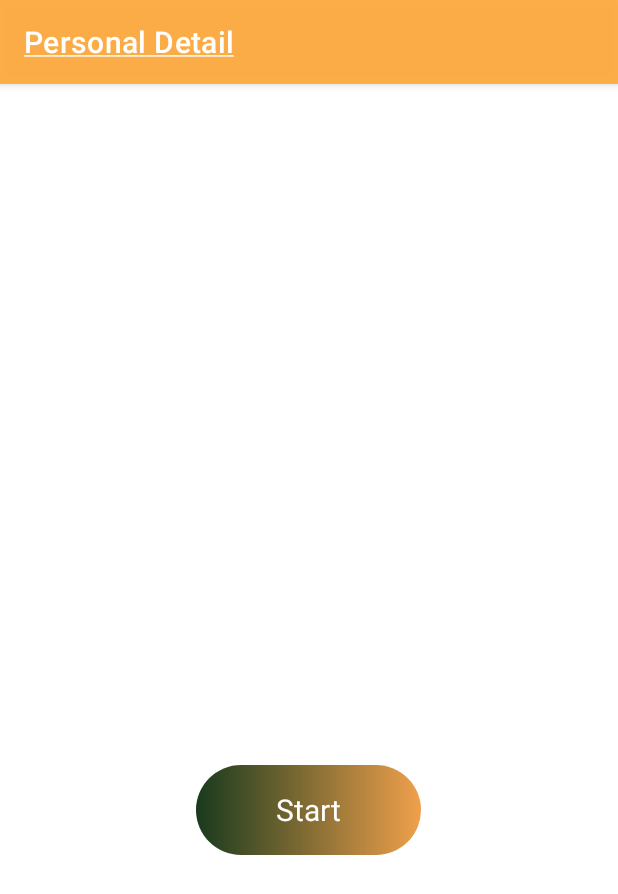
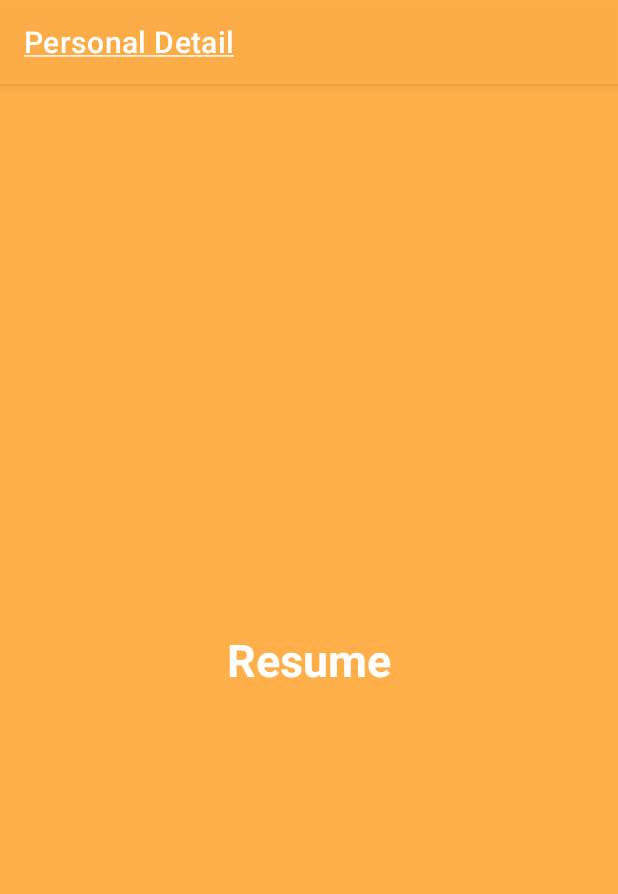
Before and after one commit to Darshan26B/Project, an Android app: the first screen one second after launch (MainActivity before the commit, SplashActivity after it), on a phone screen of 412 x 824 dp. Shown: the top 894 px of the screen. Run offline under Robolectric (Android 15) with nearby library versions, the phone set to English and light mode, and no system bars; 1 statement that could not run was skipped.

Commit message:
Commit to Commit1

```diff
--- /dev/null
+++ b/app/src/main/java/com/ca/project/SplashActivity.java
@@ -0,0 +1,31 @@
+package com.ca.project;
+
+import androidx.appcompat.app.AppCompatActivity;
+
+import android.annotation.SuppressLint;
+import android.content.Intent;
+import android.os.Bundle;
+import android.os.Handler;
+import android.view.animation.Animation;
+import android.view.animation.AnimationUtils;
+import android.widget.TextView;
+
+public class SplashActivity extends AppCompatActivity {
+    @SuppressLint("MissingInflatedId")
+    @Override
+    protected void onCreate(Bundle savedInstanceState) {
+        super.onCreate(savedInstanceState);
+       TextView R1= findViewById(R.id.R1);
+
+        Animation animation = AnimationUtils.loadAnimation(SplashActivity.this,R.anim.animation);
+        R1.startAnimation(animation);
+        setContentView(R.layout.activity_splash);
+        new Handler().postDelayed(new Runnable() {
+            @Override
+            public void run() {
+                startActivity(new Intent(SplashActivity.this,MainActivity.class));
+                finish();
+            }
+        },3000);
+    }
+}
--- /dev/null
+++ b/app/src/main/res/anim/animation.xml
@@ -0,0 +1,8 @@
+<?xml version="1.0" encoding="utf-8"?>
+<set xmlns:android="http://schemas.android.com/apk/res/android">
+    <translate
+        android:duration="2000"
+        android:fromYDelta="-100%p"
+        android:toYDelta="0%p"/>
+
+</set>
--- a/app/src/main/res/layout/activity_layout2.xml
+++ b/app/src/main/res/layout/activity_layout2.xml
@@ -204,7 +204,7 @@
                         android:layout_marginLeft="5dp"
                         android:layout_marginTop="10dp"
                         android:background="#2E4F4F"
-                        android:paddingLeft="5dp"
+                        android:paddingLeft="3dp"
                         android:text="@string/app_name4"
                         android:textColor="@color/text_color"
                         android:textSize="20dp" />
--- a/app/src/main/res/layout/activity_projects3.xml
+++ b/app/src/main/res/layout/activity_projects3.xml
@@ -44,6 +44,7 @@
                 android:background="@drawable/buttonbtn"
                 android:padding="5dp"
                 android:layout_marginLeft="5dp"
+                android:textSize="20dp"
                 android:hint="" />
         </LinearLayout>
 
--- /dev/null
+++ b/app/src/main/res/layout/activity_splash.xml
@@ -0,0 +1,19 @@
+<?xml version="1.0" encoding="utf-8"?>
+<LinearLayout xmlns:android="http://schemas.android.com/apk/res/android"
+    xmlns:app="http://schemas.android.com/apk/res-auto"
+    xmlns:tools="http://schemas.android.com/tools"
+    android:layout_width="match_parent"
+    android:layout_height="match_parent"
+    android:background="@color/purple_500"
+    tools:context=".SplashActivity">
+
+    <TextView
+        android:id="@+id/R1"
+        android:layout_width="match_parent"
+        android:layout_height="match_parent"
+        android:gravity="center"
+        android:text="Resume"
+        android:textColor="@color/text_color"
+        android:textSize="30dp"
+        android:textStyle="bold" />
+</LinearLayout>
```
Also changed, not shown: app/src/main/AndroidManifest.xml (+71 -63 lines).
